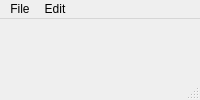
Old version of the form Qt/menubars/menubars.ui in the repository andrei-polukhin/PyExercises.
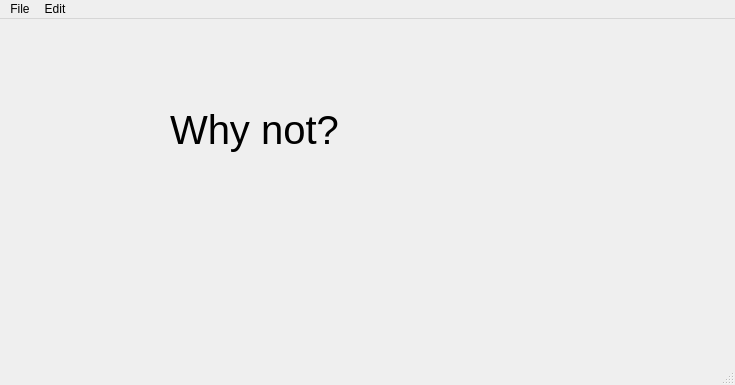
New version of the form.

Commit message: Added a new menubars exercise

Patch:
```diff
--- a/Qt/menubars/menubars.ui
+++ b/Qt/menubars/menubars.ui
@@ -2,6 +2,14 @@
 <ui version="4.0">
  <class>MainWindow</class>
  <widget class="QMainWindow" name="MainWindow">
+  <property name="geometry">
+   <rect>
+    <x>0</x>
+    <y>0</y>
+    <width>735</width>
+    <height>385</height>
+   </rect>
+  </property>
   <property name="windowTitle">
    <string>MainWindow</string>
   </property>
@@ -9,8 +17,8 @@
    <widget class="QLabel" name="label">
     <property name="geometry">
      <rect>
-      <x>200</x>
-      <y>30</y>
+      <x>170</x>
+      <y>50</y>
       <width>241</width>
       <height>121</height>
      </rect>
@@ -30,7 +38,7 @@
     <rect>
      <x>0</x>
      <y>0</y>
-     <width>660</width>
+     <width>735</width>
      <height>22</height>
     </rect>
    </property>
```
The commit also changes 1 other file.
